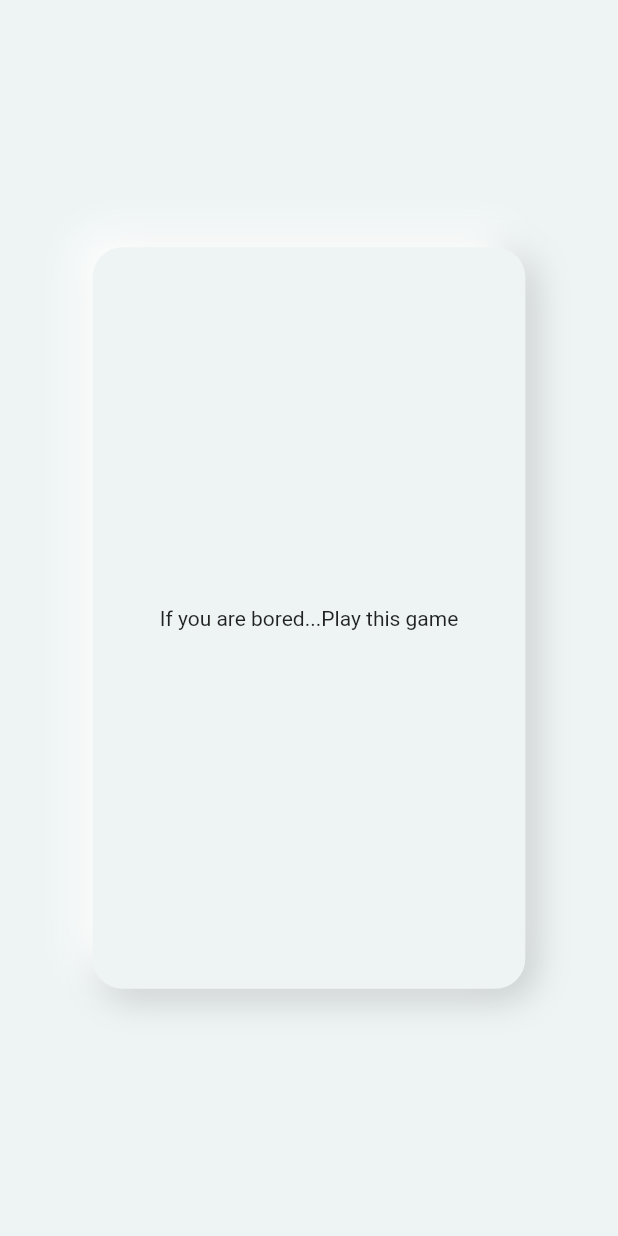
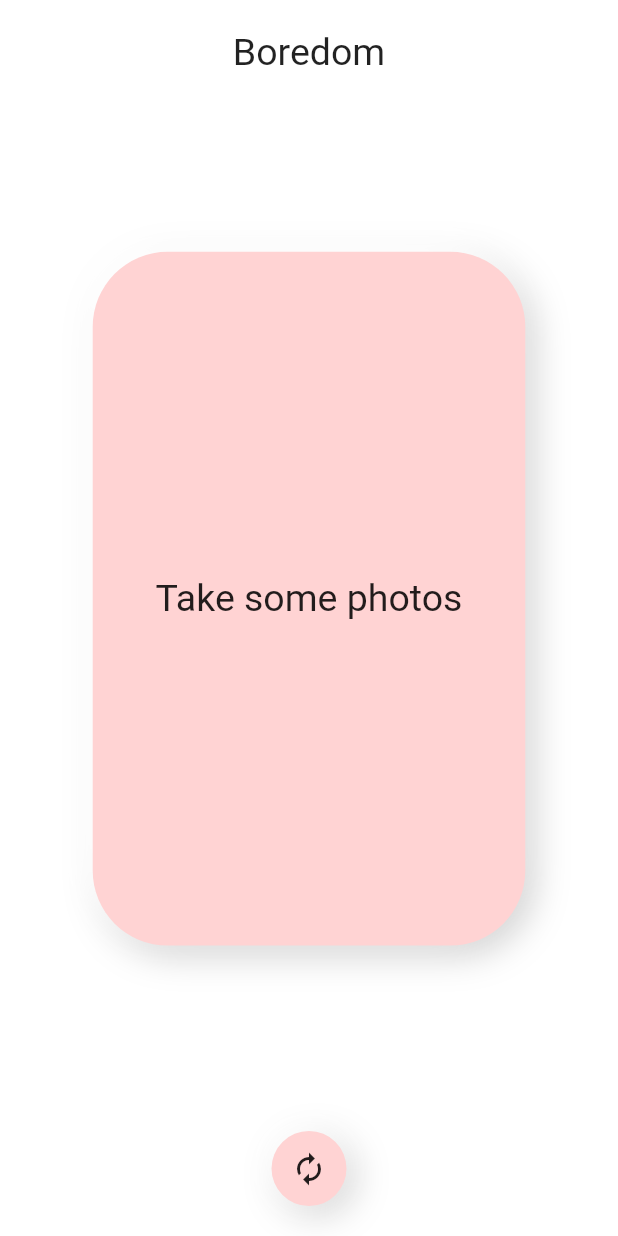
Before and after one commit to Md-Fahtul-Bari/Boredom, a Flutter app: the screen it shows after launch, on a phone screen of 412 x 824 dp. Run offline on Flutter 3.47's test engine with Material 2 defaults, Android fonts, the phone set to English and light mode, and no system bars; drawn by our look-alikes of flip_card; our stand-ins replace google_fonts.

Commit message:
day 3 done

```diff
--- a/lib/mainScreens/randomstuffs.dart
+++ b/lib/mainScreens/randomstuffs.dart
@@ -1,46 +1,153 @@
+import 'dart:convert';
+import 'dart:math';
+import 'package:flip_card/flip_card.dart';
 import 'package:flutter/material.dart';
+import 'package:flutter/services.dart';
+import 'package:google_fonts/google_fonts.dart';
 
-class RandomStuffs extends StatelessWidget {
+class RandomStuffs extends StatefulWidget {
   const RandomStuffs({Key? key}) : super(key: key);
+
+  @override
+  State<RandomStuffs> createState() => _RandomStuffsState();
+}
+
+var randomInt = 0;
+Random random = Random();
+
+var randomStuffsArray = [];
+
+class _RandomStuffsState extends State<RandomStuffs> {
+  @override
+  void initState() {
+    readJson();
+    setState(() {
+      randomInt = random.nextInt(28);
+    });
+    super.initState();
+  }
+
   @override
   Widget build(BuildContext context) {
-    const color = 0xFFEEF4F4;
+    const  int cardColor = 0xFFFFD3D3;
     var width = MediaQuery.of(context).size.width;
     var height = MediaQuery.of(context).size.height;
     return Scaffold(
-      backgroundColor: const Color(color),
-      body: Column(
+      backgroundColor: Colors.white,
+      body: SafeArea(
+        child: Column(
           mainAxisSize: MainAxisSize.max,
           mainAxisAlignment: MainAxisAlignment.center,
           children: [
+            ///Headline
+            Padding(
+              padding: const EdgeInsets.symmetric(vertical: 20),
+              child: Text(
+                "Boredom",
+                style: GoogleFonts.aBeeZee(fontSize: 25),
+              ),
+            ),
+
+            ///Color Card
             Expanded(
-            // #regoon cool
+              child: FlipCard(
+                  front: colorCard(
+                    width: width,
+                    height: height,
+                    cardColor: cardColor,
+                  ),
+                  back: colorCard(
+                    height: height,
+                    width: width,
+                    cardColor: 0xFFD3FFDD,
+                  )),
+            ),
+
+            ///refresh button
+            GestureDetector(
+              onTap: () {
+                setState(() {
+                  randomInt = random.nextInt(28);
+                });
+              },
               child: Container(
-              alignment: Alignment.center,
-              margin: EdgeInsets.only(
-                  left: width * .15,
-                  right: width * .15,
-                  bottom: height * .2,
-                  top: height * .2),
+                height: 50,
+                width: 50,
                 decoration: BoxDecoration(
-                color: const Color(color),
+                  color: const Color(cardColor),
+                  borderRadius: BorderRadius.circular(30),
                   boxShadow: [
                     BoxShadow(
                         offset: const Offset(5, 5),
                         color: Colors.black.withOpacity(.2),
                         blurRadius: 20.0),
                     const BoxShadow(
-                      offset: Offset(-10, -10),
+                        offset: Offset(-5, -5),
                         color: Colors.white,
                         blurRadius: 20.0)
                   ],
-                borderRadius: BorderRadius.circular(20),
                 ),
-              child: const Text("If you are bored...Play this game"),
+                child: const Icon(Icons.autorenew),
               ),
-            // #endregion
             ),
+            const SizedBox(
+              height: 20,
+            )
           ],
+        ),
+      ),
+    );
+  }
+
+  Future<void> readJson() async {
+    final String response = await rootBundle.loadString('asset/stufs.json');
+    final data = await json.decode(response);
+    setState(() {
+      randomStuffsArray = data["randomStuffs"];
+    });
+  }
+}
+
+class colorCard extends StatelessWidget {
+  const colorCard({
+    Key? key,
+    required this.width,
+    required this.height,
+    required this.cardColor,
+  }) : super(key: key);
+
+  final double width;
+  final double height;
+  final int cardColor;
+
+  @override
+  Widget build(BuildContext context) {
+    return Container(
+      alignment: Alignment.center,
+      margin: EdgeInsets.only(
+          left: width * .15,
+          right: width * .15,
+          bottom: height * .15,
+          top: height * .12),
+      decoration: BoxDecoration(
+        color: Color(cardColor),
+        boxShadow: [
+          BoxShadow(
+              offset: const Offset(5, 5),
+              color: Colors.black.withOpacity(.2),
+              blurRadius: 20.0),
+          const BoxShadow(
+              offset: Offset(-10, -10), color: Colors.white, blurRadius: 20.0)
+        ],
+        borderRadius: BorderRadius.circular(50),
+      ),
+      child: Padding(
+        padding: const EdgeInsets.symmetric(horizontal: 20),
+        child: Text(
+          randomStuffsArray[randomInt]["stuf"],
+          textAlign: TextAlign.center,
+          style: GoogleFonts.aBeeZee(fontSize: 25),
+        ),
       ),
     );
   }
```
Also changed, not shown: asset/stufs.json (added, +91 -0 lines), pubspec.yaml (+6 -5 lines), pubspec.lock. Lines whose indentation alone changed are shown as unchanged.
